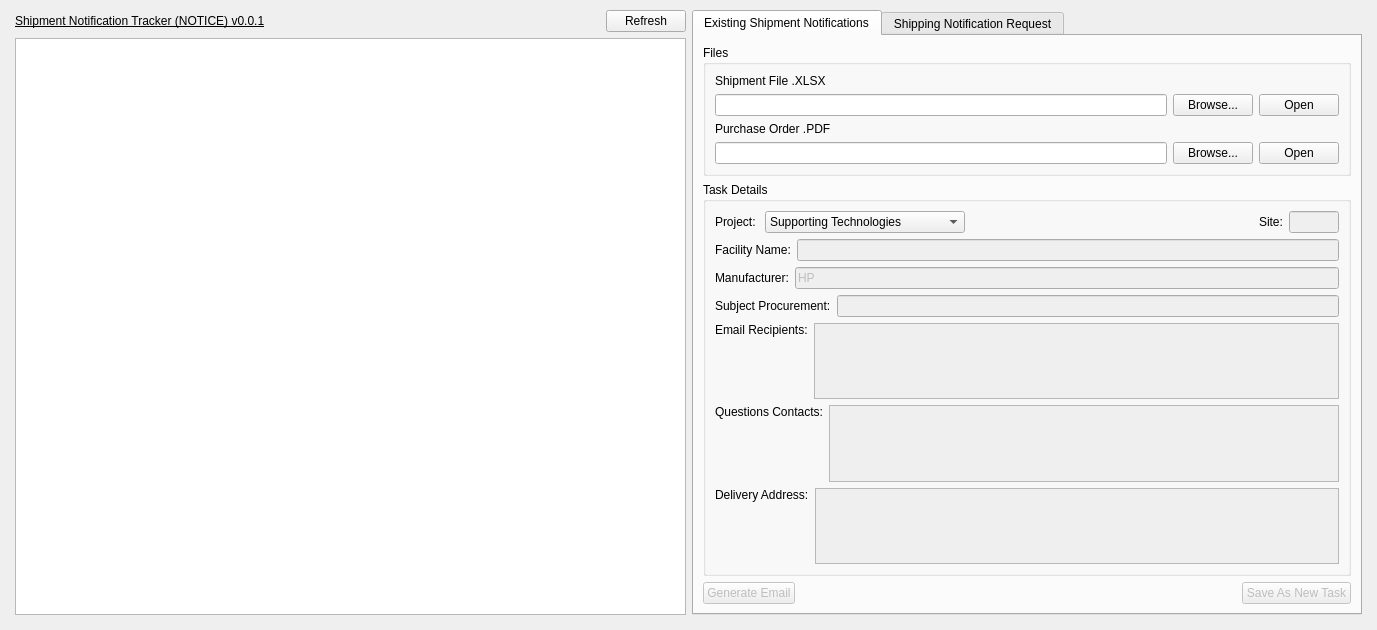
Before: the Qt Designer form ui/main.ui in chnoma/NOTICE, drawn with Qt 5.
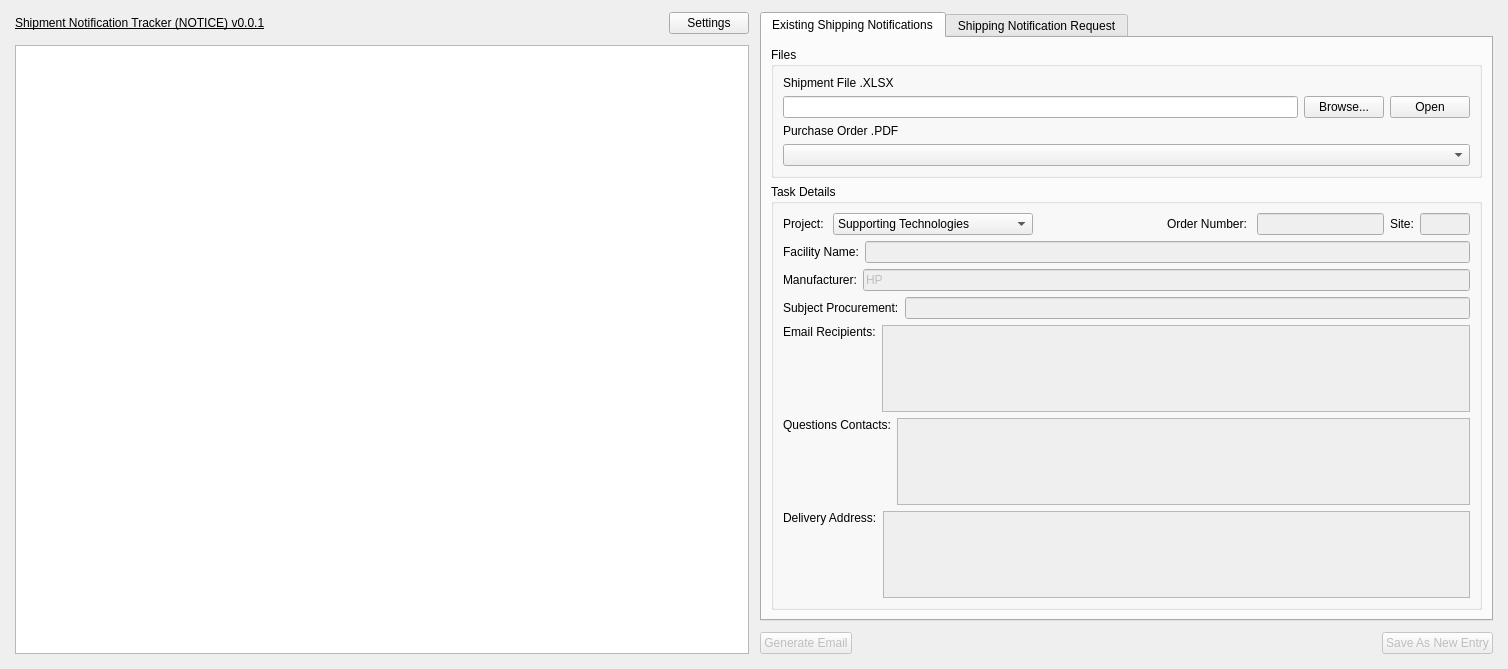
After: the same form once the commit is applied. The open tabs and pages were chosen to show the change. Icons and pictures are not drawn.

Commit message: Implemented state-based UI

Patch:
```diff
--- a/ui/main.ui
+++ b/ui/main.ui
@@ -6,8 +6,8 @@
    <rect>
     <x>0</x>
     <y>0</y>
-    <width>1377</width>
-    <height>630</height>
+    <width>1508</width>
+    <height>669</height>
    </rect>
   </property>
   <property name="windowTitle">
@@ -19,11 +19,14 @@
   </property>
   <widget class="QWidget" name="centralwidget">
    <layout class="QHBoxLayout" name="horizontalLayout_10">
+    <property name="spacing">
+     <number>11</number>
+    </property>
     <property name="leftMargin">
      <number>15</number>
     </property>
     <property name="topMargin">
-     <number>10</number>
+     <number>12</number>
     </property>
     <property name="rightMargin">
      <number>15</number>
@@ -61,9 +64,9 @@
          </spacer>
         </item>
         <item>
-         <widget class="QPushButton" name="refreshButton">
+         <widget class="QPushButton" name="settings">
           <property name="text">
-           <string>Refresh</string>
+           <string>Settings</string>
           </property>
          </widget>
         </item>
@@ -75,13 +78,15 @@
      </layout>
     </item>
     <item>
-     <widget class="QTabWidget" name="additionsTabs">
+     <layout class="QVBoxLayout" name="verticalLayout_6">
+      <item>
+       <widget class="QTabWidget" name="tab_view">
       <property name="currentIndex">
-       <number>1</number>
+         <number>0</number>
       </property>
       <widget class="QWidget" name="shipment_tab">
        <attribute name="title">
-        <string>Existing Shipment Notifications</string>
+          <string>Existing Shipping Notifications</string>
        </attribute>
        <layout class="QVBoxLayout" name="verticalLayout_5">
         <item>
@@ -126,25 +131,7 @@
             </widget>
            </item>
            <item>
-            <layout class="QHBoxLayout" name="horizontalLayout_6">
-             <item>
-              <widget class="QLineEdit" name="purchaseOrderLineEdit"/>
-             </item>
-             <item>
-              <widget class="QPushButton" name="purchaseOrderBrowseButton">
-               <property name="text">
-                <string>Browse...</string>
-               </property>
-              </widget>
-             </item>
-             <item>
-              <widget class="QPushButton" name="purchaseOrderOpenButton">
-               <property name="text">
-                <string>Open</string>
-               </property>
-              </widget>
-             </item>
-            </layout>
+              <widget class="QComboBox" name="po_combobox"/>
            </item>
           </layout>
          </widget>
@@ -207,6 +194,20 @@
                </property>
               </spacer>
              </item>
+               <item>
+                <widget class="QLabel" name="label_14">
+                 <property name="text">
+                  <string>Order Number: </string>
+                 </property>
+                </widget>
+               </item>
+               <item>
+                <widget class="QLineEdit" name="shipment_order_number">
+                 <property name="enabled">
+                  <bool>false</bool>
+                 </property>
+                </widget>
+               </item>
              <item>
               <widget class="QLabel" name="label_2">
                <property name="text">
@@ -353,41 +354,7 @@
          </widget>
         </item>
         <item>
-         <layout class="QHBoxLayout" name="horizontalLayout_15">
-          <item>
-           <widget class="QPushButton" name="generateEmailButton">
-            <property name="enabled">
-             <bool>false</bool>
-            </property>
-            <property name="text">
-             <string>Generate Email</string>
-            </property>
-           </widget>
-          </item>
-          <item>
-           <spacer name="horizontalSpacer_2">
-            <property name="orientation">
-             <enum>Qt::Horizontal</enum>
-            </property>
-            <property name="sizeHint" stdset="0">
-             <size>
-              <width>40</width>
-              <height>20</height>
-             </size>
-            </property>
-           </spacer>
-          </item>
-          <item>
-           <widget class="QPushButton" name="shipment_save">
-            <property name="enabled">
-             <bool>false</bool>
-            </property>
-            <property name="text">
-             <string>Save As New Task</string>
-            </property>
-           </widget>
-          </item>
-         </layout>
+           <layout class="QHBoxLayout" name="horizontalLayout_15"/>
         </item>
        </layout>
       </widget>
@@ -513,10 +480,14 @@
           </column>
          </widget>
         </item>
+         </layout>
+        </widget>
+       </widget>
+      </item>
         <item>
-         <layout class="QHBoxLayout" name="horizontalLayout_11">
+       <layout class="QHBoxLayout" name="horizontalLayout_6">
           <item>
-           <widget class="QPushButton" name="missing_dns_generate">
+         <widget class="QPushButton" name="shipment_generate_email">
             <property name="enabled">
              <bool>false</bool>
             </property>
@@ -526,7 +497,7 @@
            </widget>
           </item>
           <item>
-           <spacer name="horizontalSpacer_4">
+         <spacer name="horizontalSpacer_2">
             <property name="orientation">
              <enum>Qt::Horizontal</enum>
             </property>
@@ -539,20 +510,18 @@
            </spacer>
           </item>
           <item>
-           <widget class="QPushButton" name="missing_dns_save">
+         <widget class="QPushButton" name="save_cancel_button">
             <property name="enabled">
              <bool>false</bool>
             </property>
             <property name="text">
-             <string>Save as New Item</string>
+           <string>Save As New Entry</string>
             </property>
            </widget>
           </item>
          </layout>
         </item>
        </layout>
-      </widget>
-     </widget>
     </item>
    </layout>
   </widget>
```
Lines whose indentation alone changed are shown as unchanged. The commit also changes 2 other files.
